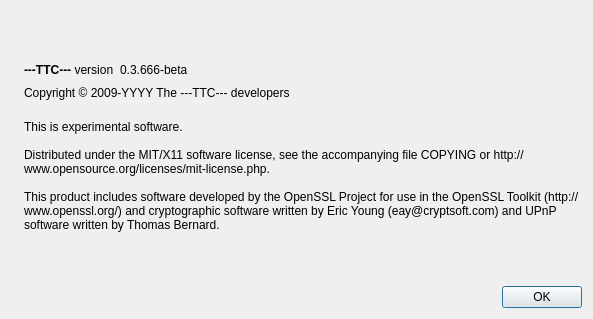
Qt form src/qt/forms/aboutdialog.ui (neiros/TDC) before a commit.
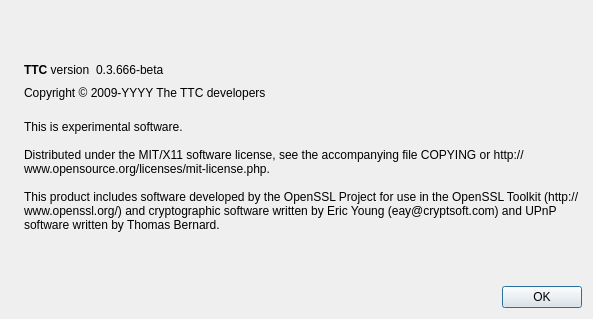
The same form after that commit. Icons and pictures are not drawn.

```diff
--- a/src/qt/forms/aboutdialog.ui
+++ b/src/qt/forms/aboutdialog.ui
@@ -50,7 +50,7 @@
           <cursorShape>IBeamCursor</cursorShape>
          </property>
          <property name="text">
-          <string>&lt;html&gt;&lt;head/&gt;&lt;body&gt;&lt;p&gt;&lt;span style=&quot; font-weight:600;&quot;&gt;---TTC---&lt;/span&gt; version&lt;/p&gt;&lt;/body&gt;&lt;/html&gt;</string>
+          <string>&lt;html&gt;&lt;head/&gt;&lt;body&gt;&lt;p&gt;&lt;span style=&quot; font-weight:600;&quot;&gt;TTC&lt;/span&gt; version&lt;/p&gt;&lt;/body&gt;&lt;/html&gt;</string>
          </property>
          <property name="textInteractionFlags">
           <set>Qt::LinksAccessibleByMouse|Qt::TextSelectableByKeyboard|Qt::TextSelectableByMouse</set>
@@ -91,7 +91,7 @@
         <cursorShape>IBeamCursor</cursorShape>
        </property>
        <property name="text">
-        <string notr="true">Copyright &amp;copy; 2009-YYYY The ---TTC--- developers</string>
+        <string notr="true">Copyright &amp;copy; 2009-YYYY The TTC developers</string>
        </property>
        <property name="textFormat">
         <enum>Qt::RichText</enum>
```
Left out of the diff: 2 changed lines with no effect on the pictures.
